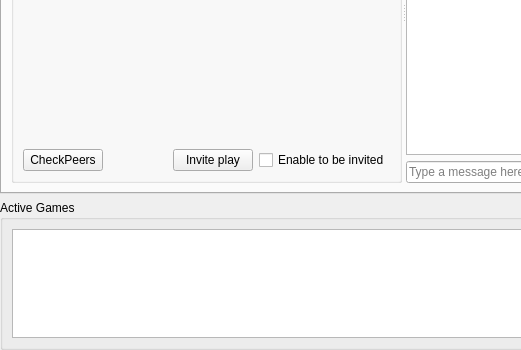
This is gui/NEMainpage.ui in Texas-C/RetroChess as Qt 5 draws it before an edit; both pictures show x 0 to 521 and y 228 to 578 of the 684 by 578 pixel window. The edited form follows.
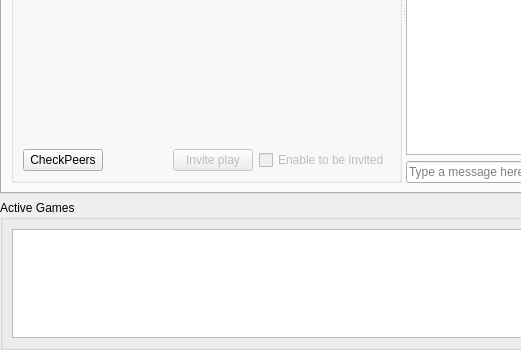
This is the edited form. Icons and pictures are not drawn. Custom widgets are drawn as their Qt base class.

Commit message: invite/accept not compelete, disable it temperary.

```diff
--- a/gui/NEMainpage.ui
+++ b/gui/NEMainpage.ui
@@ -141,6 +141,9 @@
            </item>
            <item row="1" column="2">
             <widget class="QPushButton" name="inviteButton">
+             <property name="enabled">
+              <bool>false</bool>
+             </property>
              <property name="text">
               <string>Invite play</string>
              </property>
@@ -159,20 +162,23 @@
              </property>
             </spacer>
            </item>
-           <item row="0" column="0" colspan="3">
-            <widget class="FriendSelectionWidget" name="friendSelectionWidget" native="true">
-             <property name="contextMenuPolicy">
-              <enum>Qt::CustomContextMenu</enum>
-             </property>
-            </widget>
-           </item>
            <item row="1" column="3">
             <widget class="QCheckBox" name="check_enableBeInvited">
+             <property name="enabled">
+              <bool>false</bool>
+             </property>
              <property name="text">
               <string>Enable to be invited</string>
              </property>
             </widget>
            </item>
+           <item row="0" column="0" colspan="4">
+            <widget class="FriendSelectionWidget" name="friendSelectionWidget" native="true">
+             <property name="contextMenuPolicy">
+              <enum>Qt::CustomContextMenu</enum>
+             </property>
+            </widget>
+           </item>
           </layout>
          </widget>
          <widget class="QWidget" name="layoutWidget">
```
